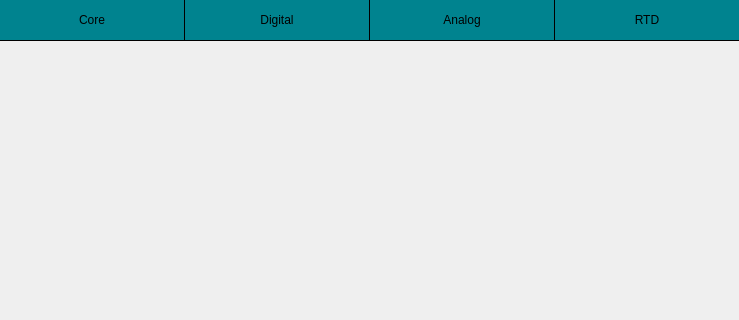
The window that UI/GUI/InfoScreen/InfoIOScreen/infoioscreen.ui (ZofiaZementa/Druckersoftware) describes before a commit, drawn with Qt 5; both pictures show x 0 to 739 and y 0 to 320 of the 739 by 559 pixel window.
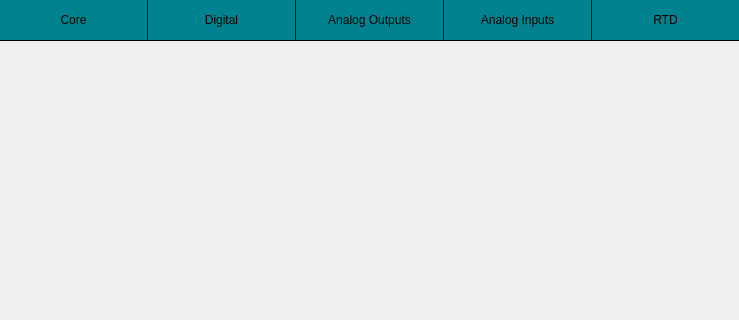
The same window after the commit.

Commit message: removed InfoAnalogScreen, added and started InfoAnalogInScreen, InfoAnalogOutScreen and ErrorBar

The edit to the form file:
```diff
--- a/UI/GUI/InfoScreen/InfoIOScreen/infoioscreen.ui
+++ b/UI/GUI/InfoScreen/InfoIOScreen/infoioscreen.ui
@@ -18,7 +18,7 @@
     <rect>
      <x>0</x>
      <y>0</y>
-     <width>184</width>
+     <width>147</width>
      <height>40</height>
     </rect>
    </property>
@@ -41,9 +41,9 @@
   <widget class="QPushButton" name="digitalButton">
    <property name="geometry">
     <rect>
-     <x>185</x>
+     <x>148</x>
      <y>0</y>
-     <width>184</width>
+     <width>147</width>
      <height>40</height>
     </rect>
    </property>
@@ -66,9 +66,9 @@
   <widget class="QPushButton" name="analogButton">
    <property name="geometry">
     <rect>
-     <x>370</x>
+     <x>444</x>
      <y>0</y>
-     <width>184</width>
+     <width>147</width>
      <height>40</height>
     </rect>
    </property>
@@ -85,15 +85,15 @@
 }</string>
    </property>
    <property name="text">
-    <string>Analog</string>
+    <string>Analog Inputs</string>
    </property>
   </widget>
   <widget class="QPushButton" name="rtdButton">
    <property name="geometry">
     <rect>
-     <x>555</x>
+     <x>592</x>
      <y>0</y>
-     <width>184</width>
+     <width>147</width>
      <height>40</height>
     </rect>
    </property>
@@ -135,7 +135,7 @@
   <widget class="Line" name="verticalLine1">
    <property name="geometry">
     <rect>
-     <x>184</x>
+     <x>147</x>
      <y>0</y>
      <width>1</width>
      <height>40</height>
@@ -151,7 +151,7 @@
   <widget class="Line" name="verticalLine2">
    <property name="geometry">
     <rect>
-     <x>369</x>
+     <x>295</x>
      <y>0</y>
      <width>1</width>
      <height>40</height>
@@ -167,7 +167,48 @@
   <widget class="Line" name="verticalLine3">
    <property name="geometry">
     <rect>
-     <x>554</x>
+     <x>443</x>
+     <y>0</y>
+     <width>1</width>
+     <height>40</height>
+    </rect>
+   </property>
+   <property name="styleSheet">
+    <string notr="true">background-color: #000000</string>
+   </property>
+   <property name="orientation">
+    <enum>Qt::Vertical</enum>
+   </property>
+  </widget>
+  <widget class="QPushButton" name="analogOutButton">
+   <property name="geometry">
+    <rect>
+     <x>296</x>
+     <y>0</y>
+     <width>147</width>
+     <height>40</height>
+    </rect>
+   </property>
+   <property name="styleSheet">
+    <string notr="true">QPushButton{
+
+	border: none;
+	background-color: #00838F;
+}
+
+QPushButton:pressed{
+
+	background-color: #006064;
+}</string>
+   </property>
+   <property name="text">
+    <string>Analog Outputs</string>
+   </property>
+  </widget>
+  <widget class="Line" name="verticalLine4">
+   <property name="geometry">
+    <rect>
+     <x>591</x>
      <y>0</y>
      <width>1</width>
      <height>40</height>
```
Left out of the diff: 2 changed lines with no effect on the pictures. The commit also changes 26 other files.
